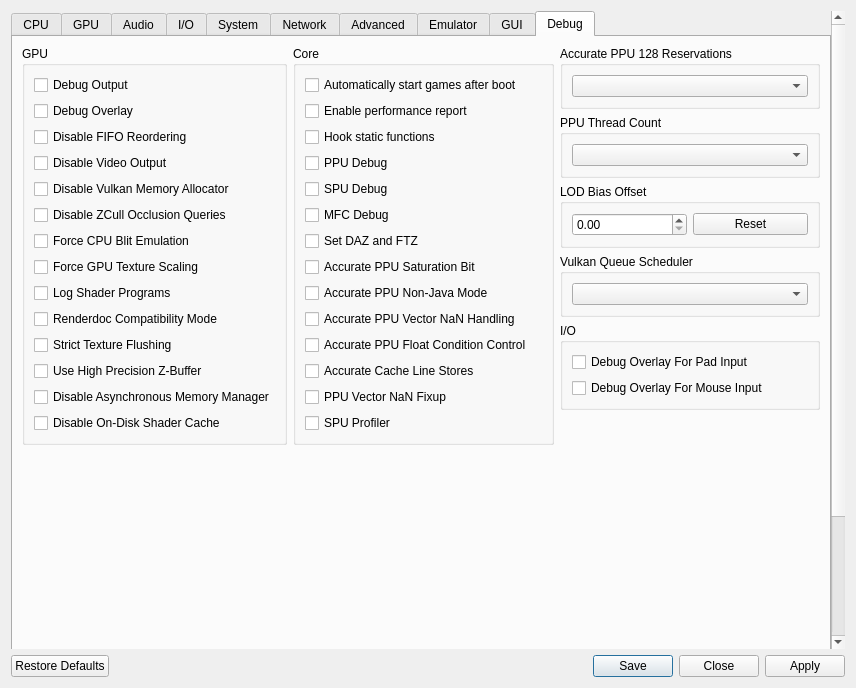
This is rpcs3/rpcs3qt/settings_dialog.ui in RPCS3/rpcs3 as Qt 5 draws it before an edit. The edited form follows.
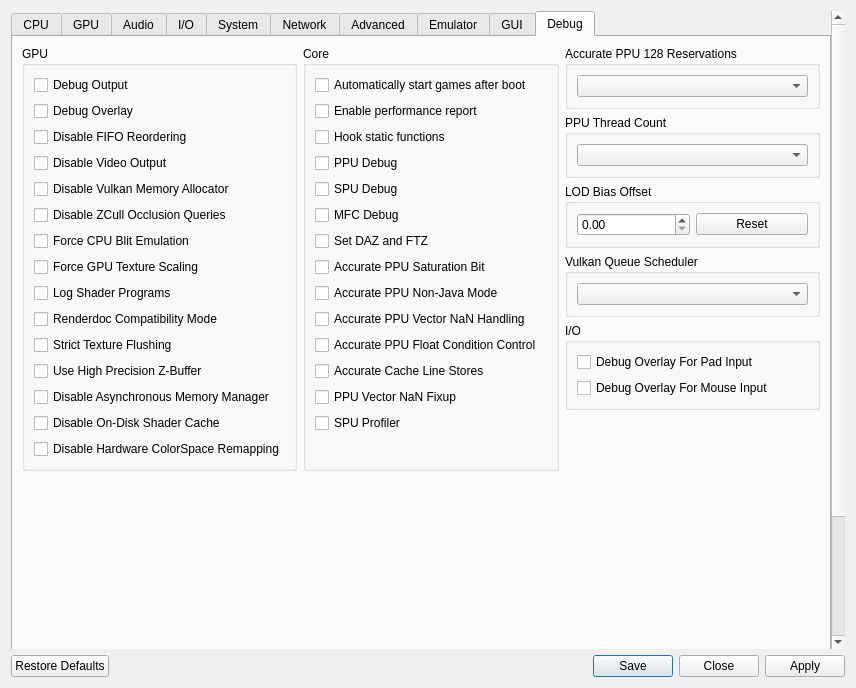
This is the edited form. The open tabs and pages were chosen to show the change. Icons and pictures are not drawn.

Commit message: rsx: Add configuration toggle to debug tab

```diff
--- a/rpcs3/rpcs3qt/settings_dialog.ui
+++ b/rpcs3/rpcs3qt/settings_dialog.ui
@@ -4316,6 +4316,13 @@
                </property>
               </widget>
              </item>
+             <item>
+              <widget class="QCheckBox" name="disableHardwareTexelRemapping">
+               <property name="text">
+                <string>Disable Hardware ColorSpace Remapping</string>
+               </property>
+              </widget>
+             </item>
              <item>
               <spacer name="verticalSpacerDebugGPU">
                <property name="orientation">
```
The commit also changes 7 other files.
